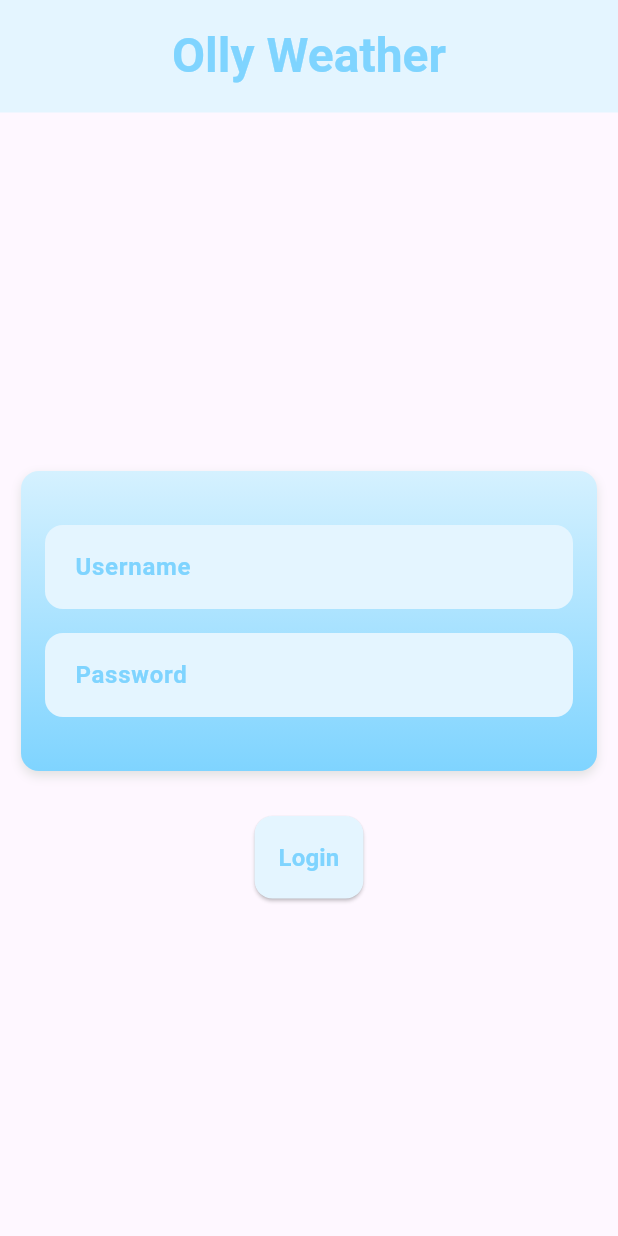
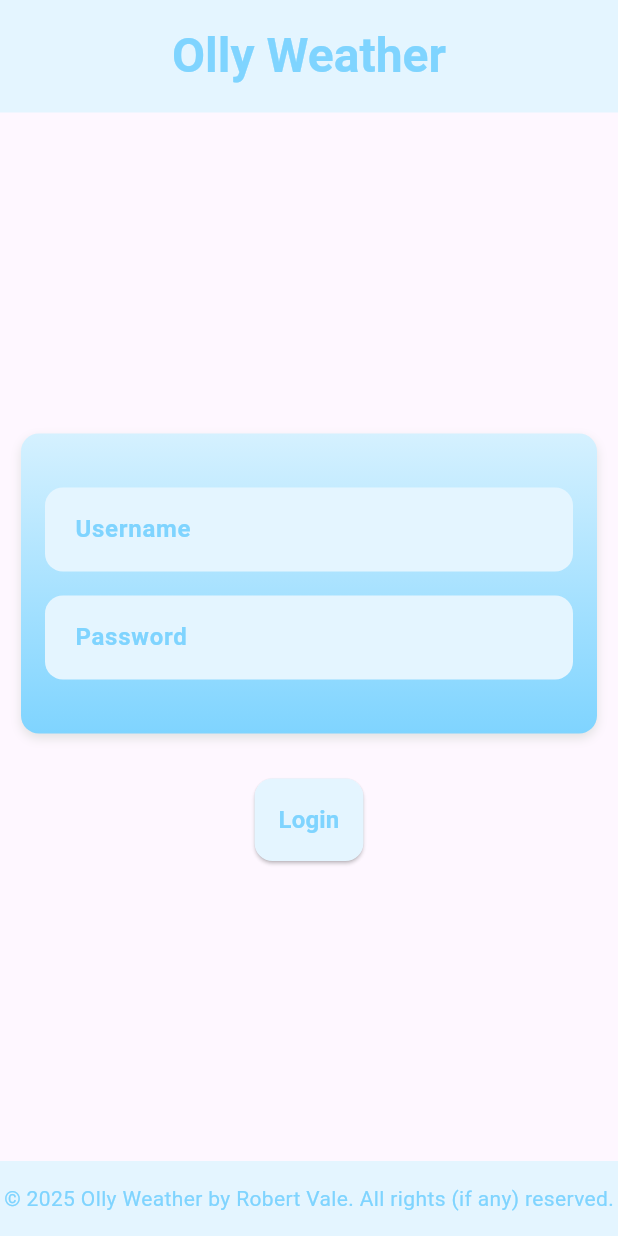
Before and after one commit to Gld3n/olly_weather, a Flutter app: the screen it shows after launch, on a phone screen of 412 x 824 dp. Run offline on Flutter 3.47's test engine with Material 3 defaults, Android fonts, the phone set to English and light mode, and no system bars; our stand-ins replace flutter_dotenv, location; missing offline and left inert: universal_html.

Commit message:
feat: add footer to app scaffold

```diff
--- a/lib/widgets/weather_scaffold.dart
+++ b/lib/widgets/weather_scaffold.dart
@@ -25,6 +25,18 @@ class WeatherScaffold extends StatelessWidget {
         ),
       ),
       body: child,
+      bottomNavigationBar: Container(
+        height: 50,
+        color: WeatherColors.kDefaultContainerColor,
+        alignment: Alignment.center,
+        child: Text(
+          '© 2025 Olly Weather by Robert Vale. All rights (if any) reserved.',
+          style: TextStyle(
+            color: WeatherColors.kDefaultPrimaryColor,
+            fontSize: 14,
+          ),
+        ),
+      ),
     );
   }
 }
```
